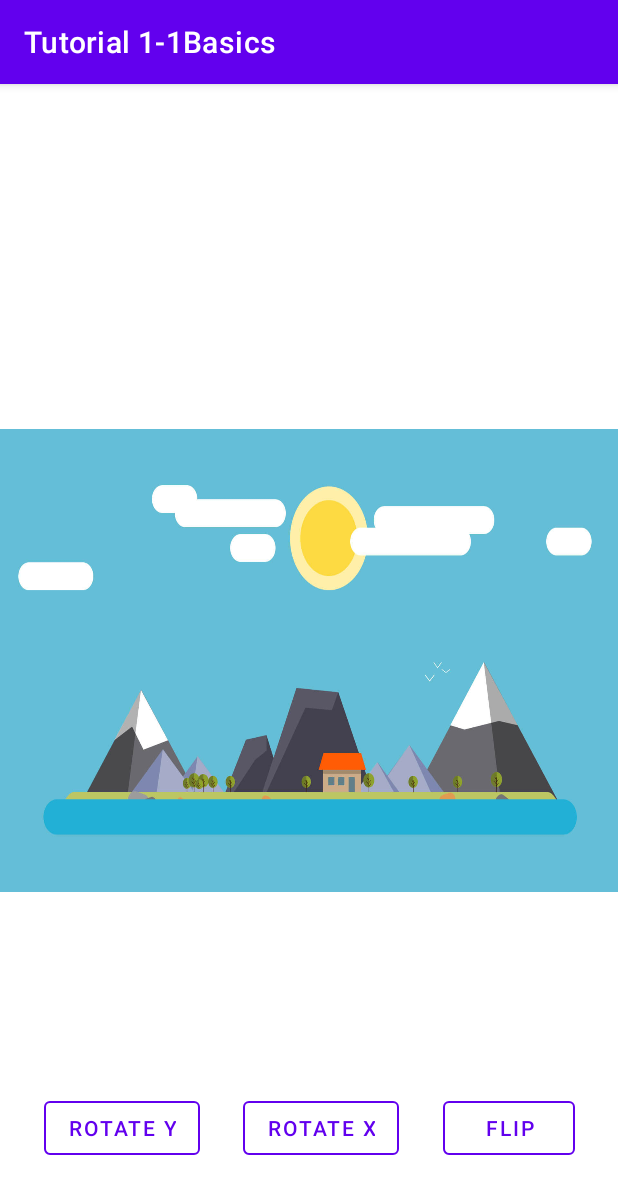
After one commit to SmartToolFactory/Animation-Tutorials, an Android app: the Activity2_4CardFlipAnimation screen opened directly, with no data from a screen before it, on a phone screen of 412 x 824 dp. The commit adds this screen. Shown: the top 1194 px of the screen. Run offline under Robolectric (Android 15) with nearby library versions, the phone set to English and light mode, and no system bars.

Commit message:
add rotationY, rotationX, and card flip animations

```diff
--- a/Tutorial1-1Basics/src/main/AndroidManifest.xml
+++ b/Tutorial1-1Basics/src/main/AndroidManifest.xml
@@ -21,6 +21,7 @@
         <activity android:name=".chapter2_animate_views.Activity2_1PulseView" />
         <activity android:name=".chapter2_animate_views.Activity2_2RevealHideCrossFade" />
         <activity android:name=".chapter2_animate_views.Activity2_3CircularReveal" />
+        <activity android:name=".chapter2_animate_views.Activity2_4CardFlipAnimation" />
     </application>
 
 </manifest>
--- /dev/null
+++ b/Tutorial1-1Basics/src/main/java/com/example/tutorial1_1basics/chapter2_animate_views/Activity2_4CardFlipAnimation.kt
@@ -0,0 +1,100 @@
+package com.example.tutorial1_1basics.chapter2_animate_views
+
+import android.animation.Animator
+import android.animation.AnimatorListenerAdapter
+import android.animation.ObjectAnimator
+import android.os.Bundle
+import android.view.View
+import android.widget.Button
+import android.widget.ImageView
+import androidx.appcompat.app.AppCompatActivity
+import androidx.core.content.ContextCompat
+import com.example.tutorial1_1basics.R
+
+class Activity2_4CardFlipAnimation : AppCompatActivity() {
+
+    override fun onCreate(savedInstanceState: Bundle?) {
+        super.onCreate(savedInstanceState)
+        setContentView(R.layout.activity2_4card_flip)
+
+        val imageView = findViewById<ImageView>(R.id.imageView)
+
+        val buttonRotateY = findViewById<Button>(R.id.buttonRotateY)
+        val buttonRotateX = findViewById<Button>(R.id.buttonRotateX)
+        val buttonFlip = findViewById<Button>(R.id.buttonFlip)
+
+        buttonRotateY.setOnClickListener {
+            val objectAnimator =
+                ObjectAnimator.ofFloat(
+                    imageView,
+                    View.ROTATION_Y,
+                    imageView.rotationY,
+                    imageView.rotationY + 180f
+                )
+            objectAnimator.duration = 1000
+            objectAnimator.start()
+        }
+
+        buttonRotateX.setOnClickListener {
+            val objectAnimator =
+                ObjectAnimator.ofFloat(
+                    imageView, View.ROTATION_X,
+                    imageView.rotationX,
+                    imageView.rotationX + 180f
+                )
+            objectAnimator.duration = 1000
+            objectAnimator.start()
+        }
+
+        var isFirstImage = true
+
+        val scale = applicationContext.resources.displayMetrics.density
+        imageView.cameraDistance = 4000 * scale
+
+        buttonFlip.setOnClickListener {
+
+            val objectAnimatorFirst =
+                ObjectAnimator.ofFloat(imageView, View.ROTATION_Y, 0f, 90f)
+            objectAnimatorFirst.duration = 500
+            objectAnimatorFirst.start()
+
+            objectAnimatorFirst.addListener(object : AnimatorListenerAdapter() {
+
+                override fun onAnimationEnd(animation: Animator?) {
+                    super.onAnimationEnd(animation)
+
+                    // Set image in halfway
+                    isFirstImage = !isFirstImage
+                    imageView.swapImage(isFirstImage)
+
+                    val objectAnimatorSecond =
+                        ObjectAnimator.ofFloat(imageView, View.ROTATION_Y, -90f, 0f)
+                    objectAnimatorSecond.duration = 500
+                    objectAnimatorSecond.start()
+                }
+            })
+        }
+    }
+
+    private fun ImageView.swapImage(isFirstImage: Boolean) {
+
+        if (isFirstImage) {
+            setImageDrawable(
+                ContextCompat.getDrawable(
+                    applicationContext,
+                    R.drawable.mountains
+                )
+            )
+        } else {
+            setImageDrawable(
+                ContextCompat.getDrawable(
+                    applicationContext,
+                    R.drawable.landscape
+                )
+            )
+        }
+
+    }
+
+
+}
--- /dev/null
+++ b/Tutorial1-1Basics/src/main/res/layout/activity2_4card_flip.xml
@@ -0,0 +1,56 @@
+<?xml version="1.0" encoding="utf-8"?>
+<androidx.constraintlayout.widget.ConstraintLayout xmlns:android="http://schemas.android.com/apk/res/android"
+    xmlns:app="http://schemas.android.com/apk/res-auto"
+    android:layout_width="match_parent"
+    android:layout_height="match_parent">
+
+    <androidx.appcompat.widget.AppCompatImageView
+        android:id="@+id/imageView"
+        android:layout_width="match_parent"
+        android:layout_height="0dp"
+        android:scaleType="fitXY"
+        android:src="@drawable/mountains"
+        app:layout_constraintBottom_toBottomOf="parent"
+        app:layout_constraintDimensionRatio="4:3"
+        app:layout_constraintEnd_toEndOf="parent"
+        app:layout_constraintHorizontal_bias="0.0"
+        app:layout_constraintStart_toStartOf="parent"
+        app:layout_constraintTop_toTopOf="parent" />
+
+    <com.google.android.material.button.MaterialButton
+        android:id="@+id/buttonRotateY"
+        style="@style/Widget.MaterialComponents.Button.OutlinedButton"
+        android:layout_width="wrap_content"
+        android:layout_height="wrap_content"
+        android:layout_marginBottom="48dp"
+        android:text="Rotate Y"
+        app:layout_constraintBottom_toBottomOf="parent"
+        app:layout_constraintEnd_toStartOf="@id/buttonRotateX"
+        app:layout_constraintStart_toStartOf="parent"
+        app:strokeColor="@color/design_default_color_primary" />
+
+    <com.google.android.material.button.MaterialButton
+        android:id="@+id/buttonRotateX"
+        style="@style/Widget.MaterialComponents.Button.OutlinedButton"
+        android:layout_width="wrap_content"
+        android:layout_height="wrap_content"
+        android:layout_marginBottom="48dp"
+        android:text="Rotate X"
+        app:layout_constraintBottom_toBottomOf="parent"
+        app:layout_constraintEnd_toStartOf="@id/buttonFlip"
+        app:layout_constraintStart_toEndOf="@id/buttonRotateY"
+        app:strokeColor="@color/design_default_color_primary" />
+
+    <com.google.android.material.button.MaterialButton
+        android:id="@+id/buttonFlip"
+        style="@style/Widget.MaterialComponents.Button.OutlinedButton"
+        android:layout_width="wrap_content"
+        android:layout_height="wrap_content"
+        android:layout_marginBottom="48dp"
+        android:text="Flip"
+        app:layout_constraintBottom_toBottomOf="parent"
+        app:layout_constraintEnd_toEndOf="parent"
+        app:layout_constraintStart_toEndOf="@id/buttonRotateX"
+        app:strokeColor="@color/design_default_color_primary" />
+
+</androidx.constraintlayout.widget.ConstraintLayout>
```
Also changed, not shown: Tutorial1-1Basics/src/main/java/com/example/tutorial1_1basics/MainActivity.kt (+13 -5 lines), Tutorial1-1Basics/src/main/res/drawable/landscape.jpg (added), 1 other file.
